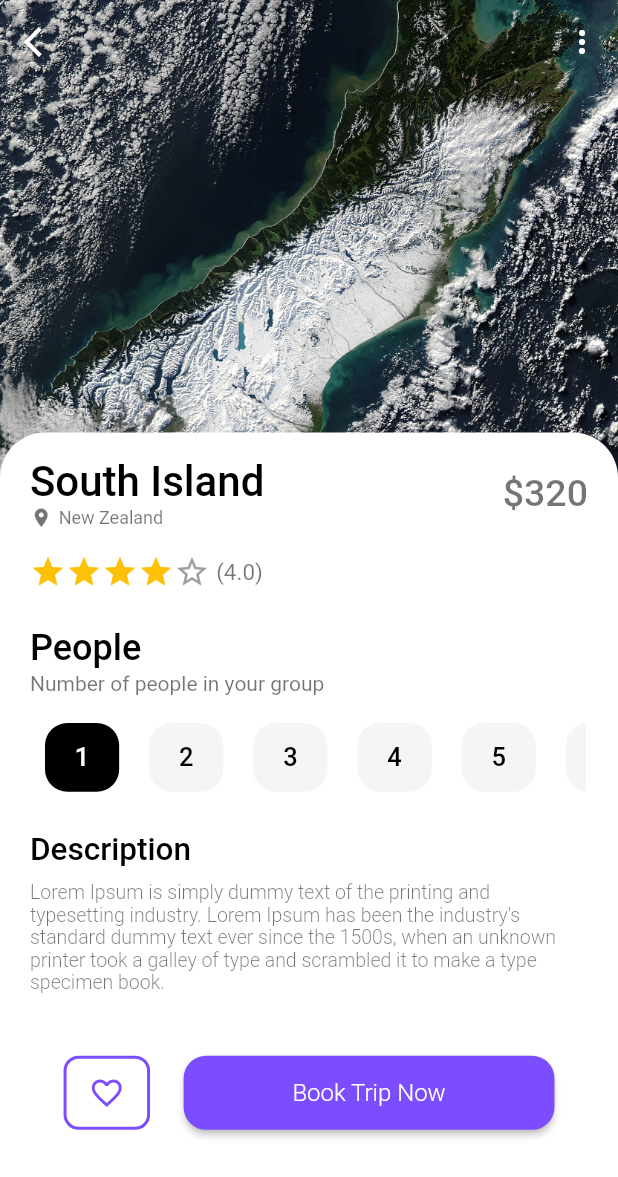
After one commit to deyvissoneduardo/travel, a Flutter app: the DetailsPage screen opened directly with sample values from the repository, on a phone screen of 412 x 824 dp. The commit adds this screen. Shown: the top 1177 px of the screen. Run offline on Flutter 3.47's test engine with Material 2 defaults, Android fonts, the phone set to English and light mode, and no system bars; our stand-ins replace animate_do, google_fonts, water_drop_nav_bar; missing offline and left inert: shape_of_view_null_safe; Roboto replaces fonts that are missing (Ubuntu).

Commit message:
details page

```diff
--- /dev/null
+++ b/lib/src/pages/details_page.dart
@@ -0,0 +1,326 @@
+import 'package:animate_do/animate_do.dart';
+import 'package:flutter/material.dart';
+
+import '../models/people_also_like_model.dart';
+import '../models/tab_bar_model.dart';
+import '../widgets/reuseable_text.dart';
+
+class DetailsPage extends StatefulWidget {
+  const DetailsPage({
+    super.key,
+    required this.tabData,
+    required this.personData,
+    required this.isCameFromPersonSection,
+  });
+
+  final TabBarModel? tabData;
+  final PeopleAlsoLikeModel? personData;
+  final bool isCameFromPersonSection;
+
+  @override
+  State<DetailsPage> createState() => _DetailsPageState();
+}
+
+class _DetailsPageState extends State<DetailsPage> {
+  int selected = 0;
+  final EdgeInsetsGeometry padding =
+      const EdgeInsets.symmetric(horizontal: 20.0);
+  dynamic current;
+
+  Object? onFirstLoaded() {
+    if (widget.tabData == null) {
+      return current = widget.personData;
+    } else {
+      return current = widget.tabData;
+    }
+  }
+
+  @override
+  Widget build(BuildContext context) {
+    final size = MediaQuery.of(context).size;
+    onFirstLoaded();
+    return Scaffold(
+      extendBodyBehindAppBar: true,
+      appBar: _buildAppBar(),
+      body: SizedBox(
+        width: size.width,
+        height: size.height,
+        child: Stack(
+          children: [
+            Positioned(
+              left: 0,
+              top: 0,
+              right: 0,
+              child: Hero(
+                tag: widget.isCameFromPersonSection
+                    ? current.day
+                    : current.image,
+                child: Container(
+                  width: size.width,
+                  height: size.height * 0.45,
+                  decoration: BoxDecoration(
+                    image: DecorationImage(
+                      image: AssetImage(current?.image),
+                      fit: BoxFit.cover,
+                    ),
+                  ),
+                ),
+              ),
+            ),
+            Positioned(
+              left: 0,
+              bottom: 0,
+              right: 0,
+              child: Container(
+                padding: padding,
+                width: size.width,
+                height: size.height * 0.65,
+                decoration: const BoxDecoration(
+                  color: Colors.white,
+                  borderRadius: BorderRadius.only(
+                    topLeft: Radius.circular(30),
+                    topRight: Radius.circular(30),
+                  ),
+                ),
+                child: Column(
+                  crossAxisAlignment: CrossAxisAlignment.start,
+                  children: [
+                    FadeInUp(
+                      delay: const Duration(milliseconds: 200),
+                      child: Padding(
+                        padding: EdgeInsets.only(top: size.height * 0.02),
+                        child: Row(
+                          mainAxisAlignment: MainAxisAlignment.spaceBetween,
+                          children: [
+                            Column(
+                              crossAxisAlignment: CrossAxisAlignment.start,
+                              children: [
+                                AppText(
+                                  text: current.title,
+                                  size: 28,
+                                  color: Colors.black,
+                                  fontWeight: FontWeight.w500,
+                                ),
+                                Row(
+                                  children: [
+                                    const Icon(
+                                      Icons.location_on,
+                                      color: Colors.black54,
+                                      size: 15,
+                                    ),
+                                    SizedBox(
+                                      width: size.width * 0.01,
+                                    ),
+                                    AppText(
+                                      text: current.location,
+                                      size: 12,
+                                      color: Colors.black54,
+                                      fontWeight: FontWeight.w400,
+                                    ),
+                                  ],
+                                ),
+                              ],
+                            ),
+                            AppText(
+                              text: '\$${current.price}',
+                              size: 25,
+                              color: Colors.black54,
+                              fontWeight: FontWeight.w500,
+                            ),
+                          ],
+                        ),
+                      ),
+                    ),
+                    SizedBox(
+                      height: size.height * 0.02,
+                    ),
+                    FadeInUp(
+                      delay: const Duration(milliseconds: 300),
+                      child: Row(
+                        children: [
+                          Wrap(
+                            children: List.generate(5, (index) {
+                              return Icon(
+                                index < 4 ? Icons.star : Icons.star_border,
+                                color: index < 4 ? Colors.amber : Colors.grey,
+                              );
+                            }),
+                          ),
+                          SizedBox(
+                            width: size.width * 0.01,
+                          ),
+                          const AppText(
+                            text: '(4.0)',
+                            size: 15,
+                            color: Colors.black54,
+                            fontWeight: FontWeight.w400,
+                          ),
+                        ],
+                      ),
+                    ),
+                    SizedBox(height: size.height * 0.03),
+                    FadeInUp(
+                      delay: const Duration(milliseconds: 400),
+                      child: const AppText(
+                        text: 'People',
+                        size: 24,
+                        color: Colors.black,
+                        fontWeight: FontWeight.w500,
+                      ),
+                    ),
+                    SizedBox(height: size.height * 0.002),
+                    FadeInUp(
+                      delay: const Duration(milliseconds: 500),
+                      child: const AppText(
+                        text: 'Number of people in your group',
+                        size: 14,
+                        color: Colors.black54,
+                        fontWeight: FontWeight.w400,
+                      ),
+                    ),
+                    FadeInUp(
+                      delay: const Duration(milliseconds: 600),
+                      child: Container(
+                        margin: EdgeInsets.only(top: size.height * 0.01),
+                        width: size.width * 0.9,
+                        height: size.height * 0.08,
+                        child: ListView.builder(
+                          physics: const BouncingScrollPhysics(),
+                          scrollDirection: Axis.horizontal,
+                          itemCount: 7,
+                          itemBuilder: (ctx, index) {
+                            return GestureDetector(
+                              onTap: () {
+                                setState(() {
+                                  selected = index;
+                                });
+                              },
+                              child: Padding(
+                                padding: const EdgeInsets.all(10.0),
+                                child: AnimatedContainer(
+                                  width: size.width * 0.12,
+                                  decoration: BoxDecoration(
+                                    color: selected == index
+                                        ? Colors.black
+                                        : const Color.fromARGB(
+                                            255,
+                                            245,
+                                            245,
+                                            245,
+                                          ),
+                                    borderRadius: BorderRadius.circular(15),
+                                  ),
+                                  duration: const Duration(milliseconds: 200),
+                                  child: Center(
+                                    child: Text(
+                                      '${index + 1}',
+                                      style: TextStyle(
+                                        fontSize: 17,
+                                        fontWeight: FontWeight.w500,
+                                        color: selected == index
+                                            ? Colors.white
+                                            : Colors.black,
+                                      ),
+                                    ),
+                                  ),
+                                ),
+                              ),
+                            );
+                          },
+                        ),
+                      ),
+                    ),
+                    SizedBox(height: size.height * 0.02),
+                    FadeInUp(
+                      delay: const Duration(milliseconds: 800),
+                      child: const AppText(
+                        text: 'Description',
+                        size: 21,
+                        color: Colors.black,
+                        fontWeight: FontWeight.w500,
+                      ),
+                    ),
+                    SizedBox(height: size.height * 0.01),
+                    FadeInUp(
+                      delay: const Duration(milliseconds: 900),
+                      child: const AppText(
+                        text:
+                            "Lorem Ipsum is simply dummy text of the printing and typesetting industry. Lorem Ipsum has been the industry's standard dummy text ever since the 1500s, when an unknown printer took a galley of type and scrambled it to make a type specimen book.",
+                        size: 13,
+                        color: Colors.black54,
+                        fontWeight: FontWeight.w300,
+                      ),
+                    ),
+                    FadeInUp(
+                      delay: const Duration(milliseconds: 1000),
+                      child: Padding(
+                        padding: EdgeInsets.only(top: size.height * 0.05),
+                        child: Row(
+                          mainAxisAlignment: MainAxisAlignment.spaceEvenly,
+                          children: [
+                            Container(
+                              width: size.width * 0.14,
+                              height: size.height * 0.06,
+                              decoration: BoxDecoration(
+                                border: Border.all(
+                                  color: Colors.deepPurpleAccent,
+                                  width: 2,
+                                ),
+                                borderRadius: BorderRadius.circular(10),
+                              ),
+                              child: IconButton(
+                                onPressed: () {},
+                                icon: const Icon(
+                                  Icons.favorite_border,
+                                  color: Colors.deepPurpleAccent,
+                                ),
+                              ),
+                            ),
+                            MaterialButton(
+                              shape: RoundedRectangleBorder(
+                                borderRadius: BorderRadius.circular(15),
+                              ),
+                              minWidth: size.width * 0.6,
+                              height: size.height * 0.06,
+                              color: Colors.deepPurpleAccent,
+                              onPressed: () {},
+                              child: const AppText(
+                                text: 'Book Trip Now',
+                                size: 16,
+                                color: Colors.white,
+                                fontWeight: FontWeight.w300,
+                              ),
+                            ),
+                          ],
+                        ),
+                      ),
+                    ),
+                  ],
+                ),
+              ),
+            ),
+          ],
+        ),
+      ),
+    );
+  }
+
+  AppBar _buildAppBar() {
+    return AppBar(
+      backgroundColor: Colors.transparent,
+      elevation: 0,
+      leading: IconButton(
+        onPressed: () {
+          Navigator.pop(context);
+        },
+        icon: const Icon(Icons.arrow_back_ios),
+      ),
+      actions: [
+        IconButton(
+          onPressed: () {},
+          icon: const Icon(Icons.more_vert_outlined),
+        ),
+      ],
+    );
+  }
+}
```
Also changed, not shown: lib/src/pages/home_page.dart (+7 -0 lines).
